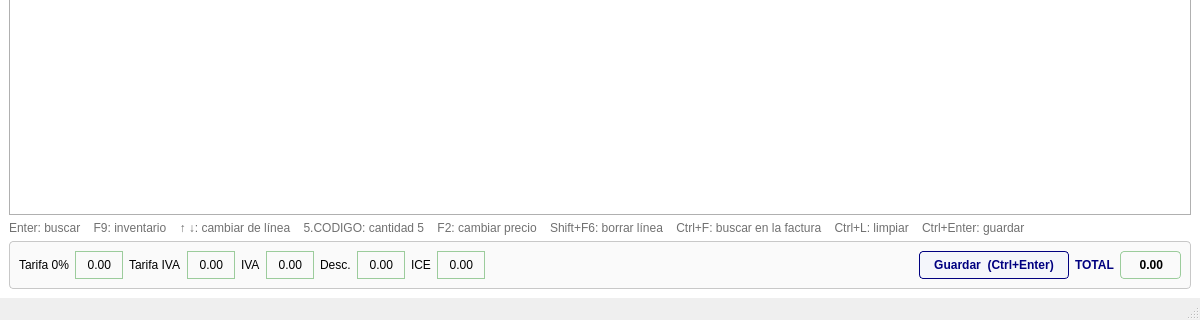
Tickey0/sucker-punch_ODOO, file src/sucker_punch/views/ui/point_of_sale.ui: the form before one commit; both pictures show x 0 to 1200 and y 380 to 700 of the 1200 by 700 pixel window.
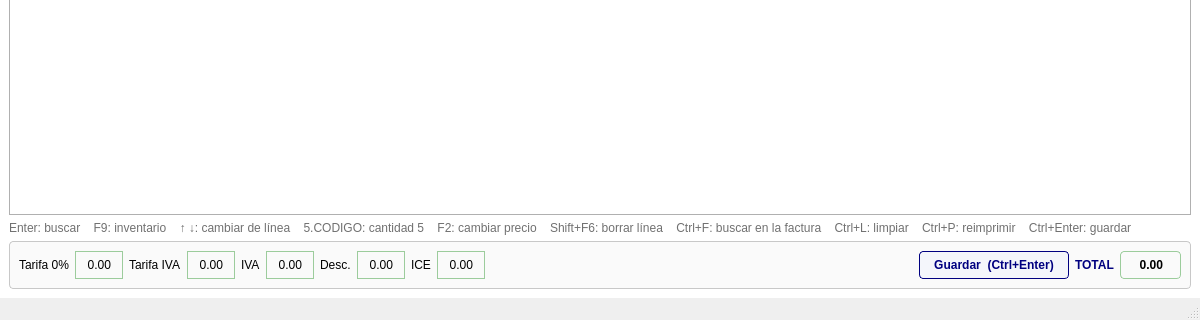
The form after the commit.

```diff
--- a/src/sucker_punch/views/ui/point_of_sale.ui
+++ b/src/sucker_punch/views/ui/point_of_sale.ui
@@ -246,7 +246,7 @@
     <item>
      <widget class="QLabel" name="lbl_help">
       <property name="text">
-       <string>Enter: buscar    F9: inventario    ↑ ↓: cambiar de línea    5.CODIGO: cantidad 5    F2: cambiar precio    Shift+F6: borrar línea    Ctrl+F: buscar en la factura    Ctrl+L: limpiar    Ctrl+Enter: guardar</string>
+       <string>Enter: buscar    F9: inventario    ↑ ↓: cambiar de línea    5.CODIGO: cantidad 5    F2: cambiar precio    Shift+F6: borrar línea    Ctrl+F: buscar en la factura    Ctrl+L: limpiar    Ctrl+P: reimprimir    Ctrl+Enter: guardar</string>
       </property>
       <property name="wordWrap">
        <bool>true</bool>
```
